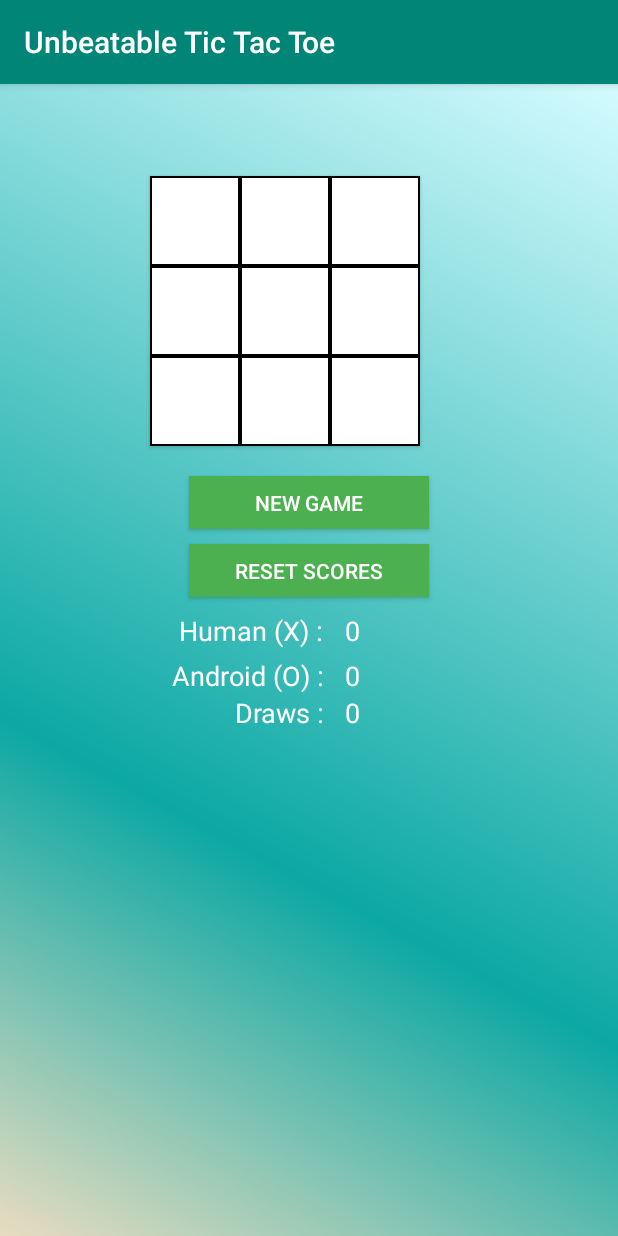
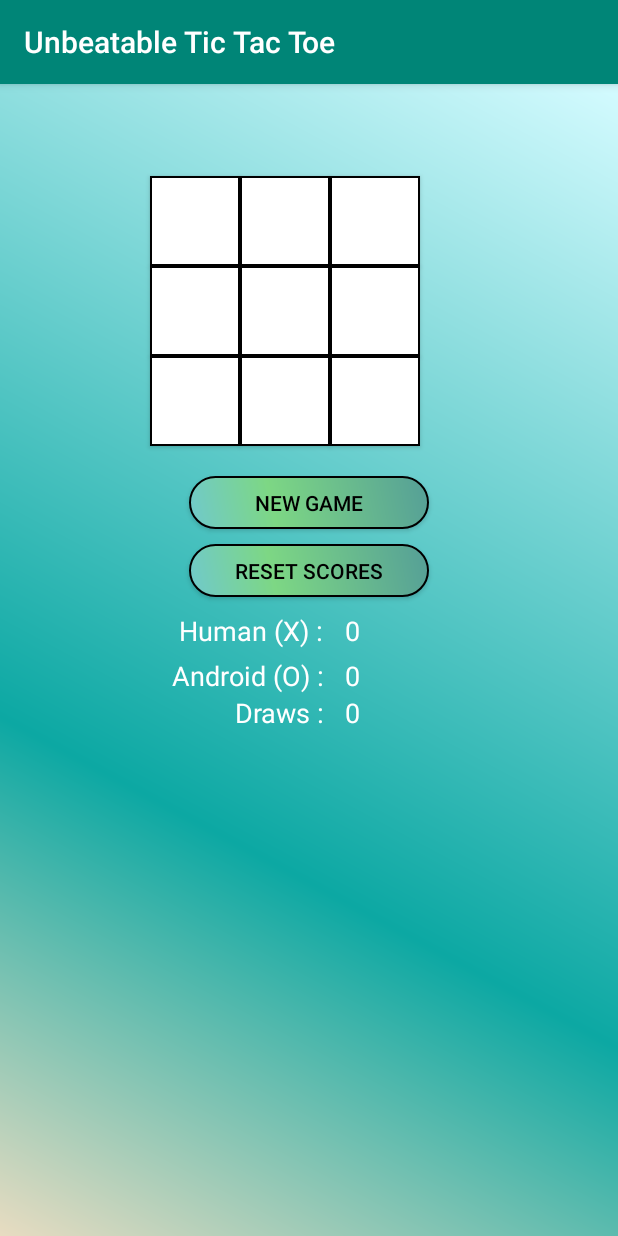
Before and after one commit to ssjsatish/Unbeatable-Tic-Tac-Toe, an Android app: the SinglePlayer screen opened directly, with no data from a screen before it, on a phone screen of 412 x 824 dp. Run offline under Robolectric (Android 15) with nearby library versions, the phone set to English and light mode, and no system bars.

Commit message:
Update activity_single_player.xml

```diff
--- a/src/main/res/layout/activity_single_player.xml
+++ b/src/main/res/layout/activity_single_player.xml
@@ -45,11 +45,7 @@ tools:context="com.seafle.satish.unbeatabletictactoe.SinglePlayer">
     android:id="@+id/b2"
     android:layout_alignBottom="@+id/b1"
     android:layout_toRightOf="@+id/b1"
-    android:layout_toEndOf="@+id/b1"
-
-
-
-    />
+    android:layout_toEndOf="@+id/b1"    />
 
 <Button
     android:layout_width="60dp"
@@ -149,8 +145,8 @@ tools:context="com.seafle.satish.unbeatabletictactoe.SinglePlayer">
     android:layout_height="35dp"
     android:text="@string/new_game"
     android:id="@+id/new_game"
-    android:background="@color/green"
-    android:textColor="@color/white"
+    android:background="@drawable/btn_background"
+    android:textColor="@color/black"
     android:layout_below="@+id/b7"
     android:layout_centerHorizontal="true"
     android:layout_marginTop="20dp"
@@ -160,8 +156,8 @@ tools:context="com.seafle.satish.unbeatabletictactoe.SinglePlayer">
     android:layout_width="160dp"
     android:layout_height="35dp"
     android:text="@string/reset_scores"
-    android:textColor="@color/white"
-    android:background="@color/green"
+    android:textColor="@color/black"
+    android:background="@drawable/btn_background"
     android:id="@+id/reset_scores"
     android:layout_below="@+id/new_game"
     android:layout_centerHorizontal="true" />
```
